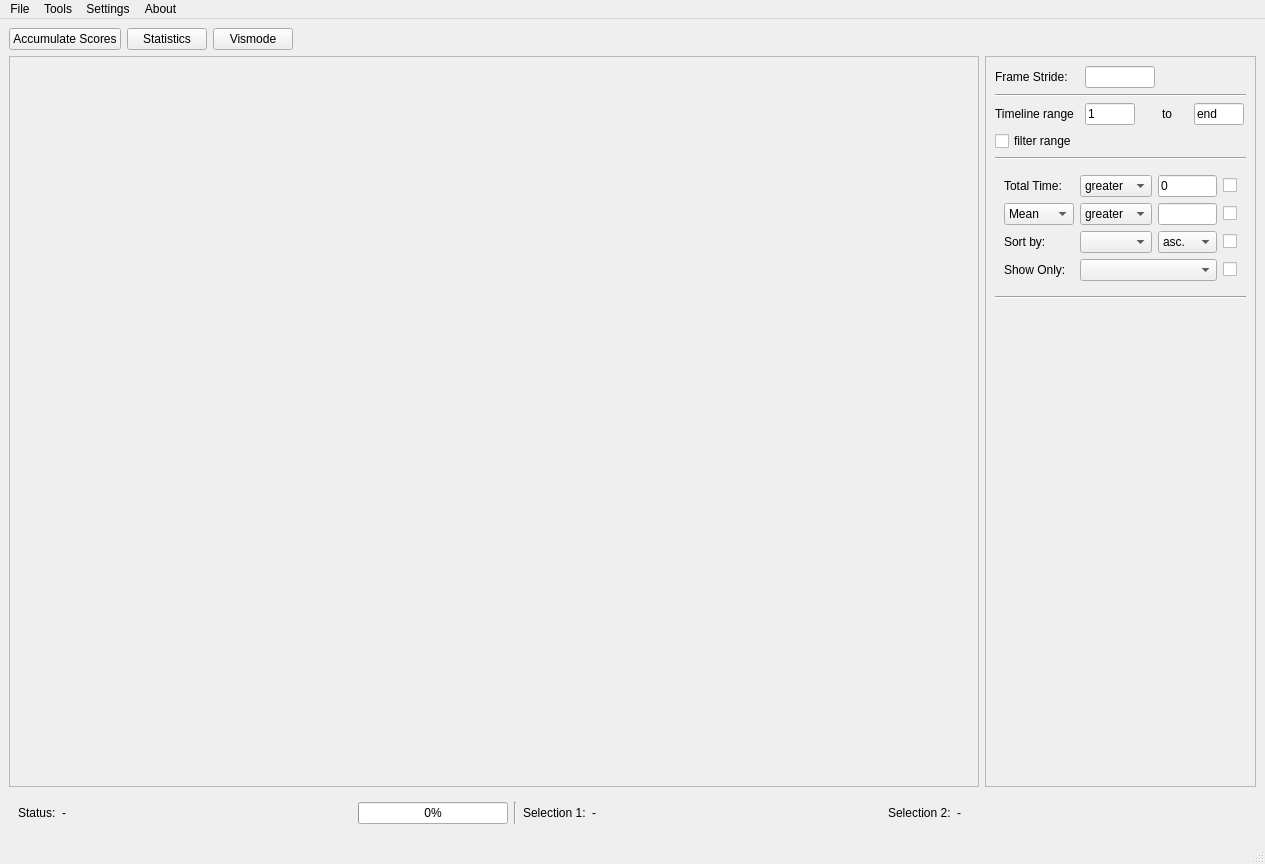
First picture: the form in PyContact/gui/MainQtGui.ui, repository maxscheurer/pycontact, before the edit.
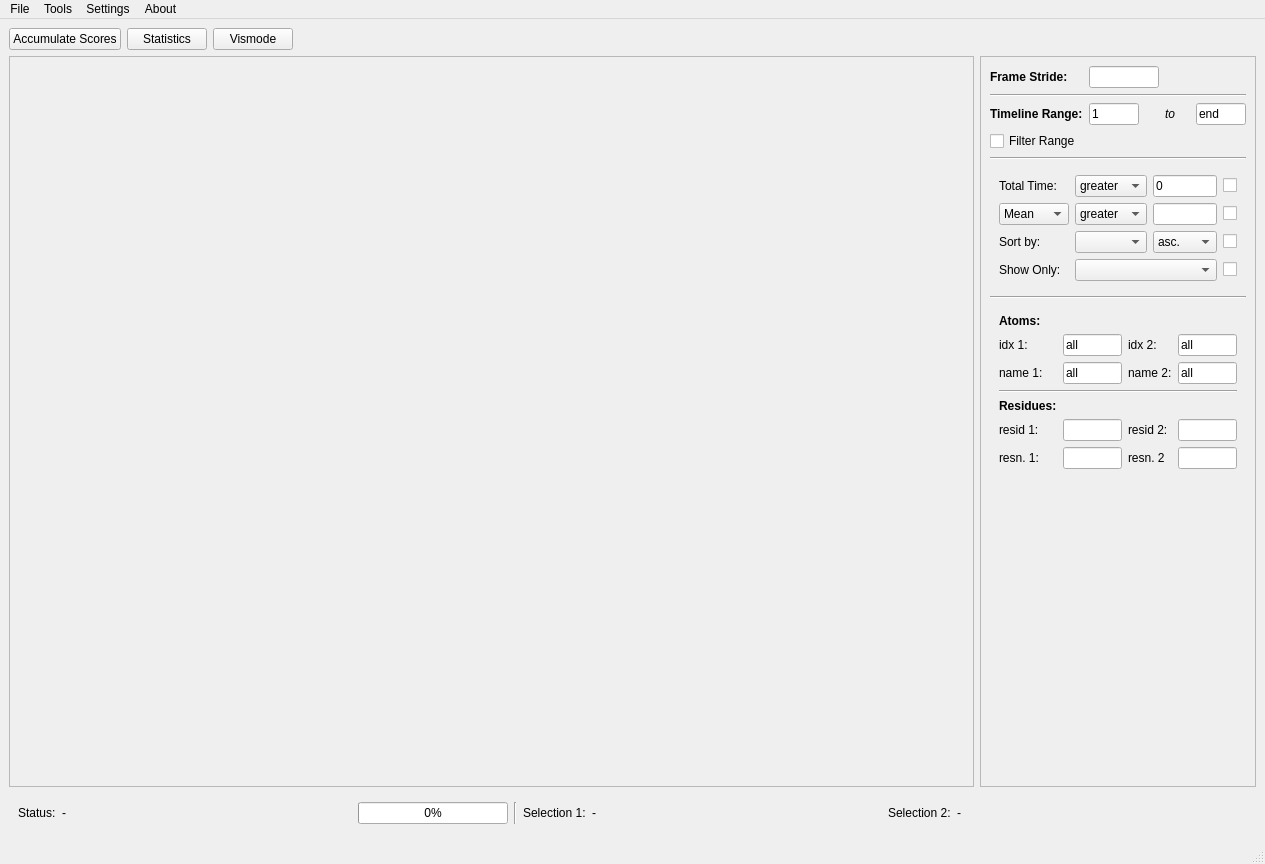
Second picture: the form after the edit.

Commit message: added new fields and bold font

The edit to the form file:
```diff
--- a/PyContact/gui/MainQtGui.ui
+++ b/PyContact/gui/MainQtGui.ui
@@ -186,7 +186,7 @@
        <enum>QFrame::Raised</enum>
       </property>
       <layout class="QGridLayout" name="gridLayout_3">
-       <item row="7" column="1">
+       <item row="8" column="1">
         <spacer name="verticalSpacer">
          <property name="orientation">
           <enum>Qt::Vertical</enum>
@@ -207,6 +207,12 @@
            <verstretch>0</verstretch>
           </sizepolicy>
          </property>
+         <property name="font">
+          <font>
+           <weight>75</weight>
+           <bold>true</bold>
+          </font>
+         </property>
          <property name="text">
           <string>Frame Stride:</string>
          </property>
@@ -220,6 +226,11 @@
            <height>16777215</height>
           </size>
          </property>
+         <property name="font">
+          <font>
+           <italic>true</italic>
+          </font>
+         </property>
          <property name="text">
           <string>to</string>
          </property>
@@ -233,8 +244,14 @@
            <height>16777215</height>
           </size>
          </property>
+         <property name="font">
+          <font>
+           <weight>75</weight>
+           <bold>true</bold>
+          </font>
+         </property>
          <property name="text">
-          <string>Timeline range</string>
+          <string>Timeline Range:</string>
          </property>
         </widget>
        </item>
@@ -286,7 +303,7 @@
        <item row="3" column="1">
         <widget class="QCheckBox" name="filterRangeCheckbox">
          <property name="text">
-          <string>filter range</string>
+          <string>Filter Range</string>
          </property>
         </widget>
        </item>
@@ -297,6 +314,195 @@
          </property>
         </widget>
        </item>
+       <item row="7" column="1" colspan="4">
+        <widget class="QWidget" name="widget_2" native="true">
+         <property name="sizePolicy">
+          <sizepolicy hsizetype="Preferred" vsizetype="Preferred">
+           <horstretch>0</horstretch>
+           <verstretch>0</verstretch>
+          </sizepolicy>
+         </property>
+         <layout class="QGridLayout" name="gridLayout_5">
+          <item row="1" column="0">
+           <widget class="QLabel" name="label_4">
+            <property name="maximumSize">
+             <size>
+              <width>50</width>
+              <height>16777215</height>
+             </size>
+            </property>
+            <property name="text">
+             <string>idx 1:</string>
+            </property>
+           </widget>
+          </item>
+          <item row="1" column="1">
+           <widget class="QLineEdit" name="lineEdit_4">
+            <property name="maximumSize">
+             <size>
+              <width>75</width>
+              <height>16777215</height>
+             </size>
+            </property>
+            <property name="text">
+             <string>all</string>
+            </property>
+           </widget>
+          </item>
+          <item row="5" column="0">
+           <widget class="QLabel" name="label_10">
+            <property name="text">
+             <string>resid 1:</string>
+            </property>
+           </widget>
+          </item>
+          <item row="3" column="0" colspan="4">
+           <widget class="Line" name="line_4">
+            <property name="orientation">
+             <enum>Qt::Horizontal</enum>
+            </property>
+           </widget>
+          </item>
+          <item row="2" column="1">
+           <widget class="QLineEdit" name="lineEdit_6">
+            <property name="maximumSize">
+             <size>
+              <width>75</width>
+              <height>16777215</height>
+             </size>
+            </property>
+            <property name="text">
+             <string>all</string>
+            </property>
+           </widget>
+          </item>
+          <item row="2" column="2">
+           <widget class="QLabel" name="label_8">
+            <property name="maximumSize">
+             <size>
+              <width>75</width>
+              <height>16777215</height>
+             </size>
+            </property>
+            <property name="text">
+             <string>name 2:</string>
+            </property>
+           </widget>
+          </item>
+          <item row="2" column="3">
+           <widget class="QLineEdit" name="lineEdit_7">
+            <property name="maximumSize">
+             <size>
+              <width>75</width>
+              <height>16777215</height>
+             </size>
+            </property>
+            <property name="text">
+             <string>all</string>
+            </property>
+           </widget>
+          </item>
+          <item row="0" column="0">
+           <widget class="QLabel" name="label_6">
+            <property name="font">
+             <font>
+              <weight>75</weight>
+              <bold>true</bold>
+             </font>
+            </property>
+            <property name="text">
+             <string>Atoms:</string>
+            </property>
+           </widget>
+          </item>
+          <item row="2" column="0">
+           <widget class="QLabel" name="label_7">
+            <property name="maximumSize">
+             <size>
+              <width>75</width>
+              <height>16777215</height>
+             </size>
+            </property>
+            <property name="text">
+             <string>name 1:</string>
+            </property>
+           </widget>
+          </item>
+          <item row="1" column="3">
+           <widget class="QLineEdit" name="lineEdit_5">
+            <property name="maximumSize">
+             <size>
+              <width>75</width>
+              <height>16777215</height>
+             </size>
+            </property>
+            <property name="text">
+             <string>all</string>
+            </property>
+           </widget>
+          </item>
+          <item row="1" column="2">
+           <widget class="QLabel" name="label_5">
+            <property name="maximumSize">
+             <size>
+              <width>50</width>
+              <height>16777215</height>
+             </size>
+            </property>
+            <property name="text">
+             <string>idx 2:</string>
+            </property>
+           </widget>
+          </item>
+          <item row="4" column="0">
+           <widget class="QLabel" name="label_9">
+            <property name="font">
+             <font>
+              <weight>75</weight>
+              <bold>true</bold>
+             </font>
+            </property>
+            <property name="text">
+             <string>Residues:</string>
+            </property>
+           </widget>
+          </item>
+          <item row="5" column="2">
+           <widget class="QLabel" name="label_11">
+            <property name="text">
+             <string>resid 2:</string>
+            </property>
+           </widget>
+          </item>
+          <item row="5" column="3">
+           <widget class="QLineEdit" name="lineEdit_9"/>
+          </item>
+          <item row="5" column="1">
+           <widget class="QLineEdit" name="lineEdit_8"/>
+          </item>
+          <item row="6" column="0">
+           <widget class="QLabel" name="label_12">
+            <property name="text">
+             <string>resn. 1:</string>
+            </property>
+           </widget>
+          </item>
+          <item row="6" column="1">
+           <widget class="QLineEdit" name="lineEdit_10"/>
+          </item>
+          <item row="6" column="2">
+           <widget class="QLabel" name="label_13">
+            <property name="text">
+             <string>resn. 2</string>
+            </property>
+           </widget>
+          </item>
+          <item row="6" column="3">
+           <widget class="QLineEdit" name="lineEdit_11"/>
+          </item>
+         </layout>
+        </widget>
+       </item>
        <item row="5" column="1" colspan="4">
         <widget class="QWidget" name="widget" native="true">
          <layout class="QGridLayout" name="gridLayout_4">
@@ -308,6 +514,13 @@
               <height>16777215</height>
              </size>
             </property>
+            <property name="font">
+             <font>
+              <weight>50</weight>
+              <italic>false</italic>
+              <bold>false</bold>
+             </font>
+            </property>
             <item>
              <property name="text">
               <string>greater</string>
```
The commit also changes 1 other file.
